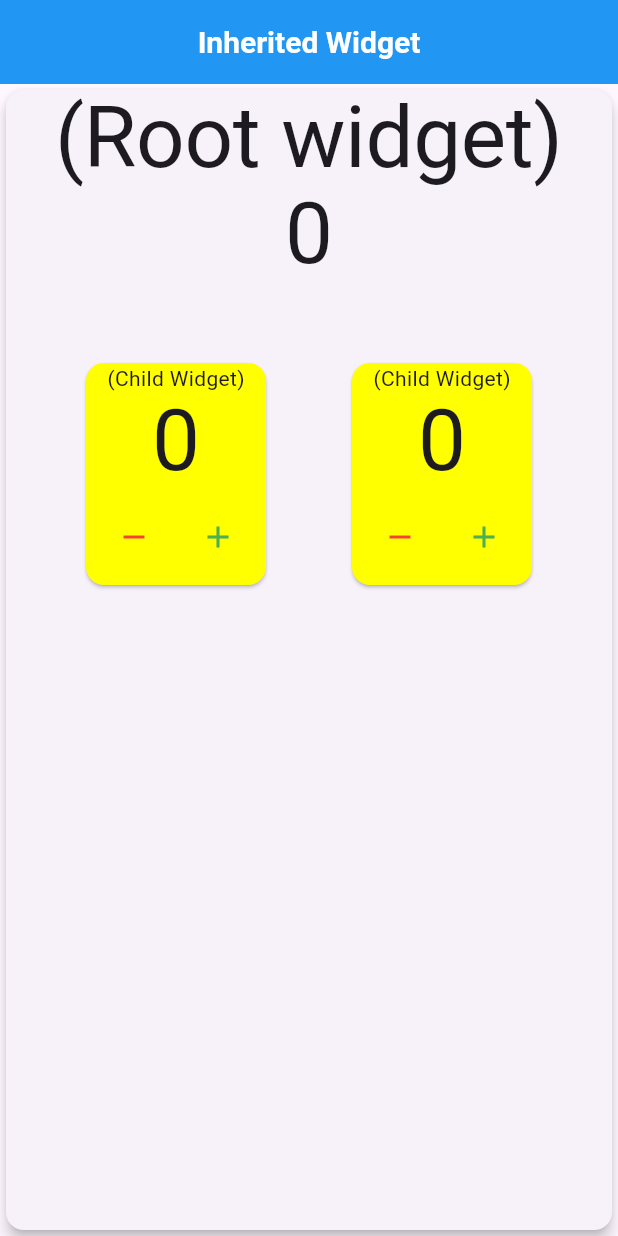
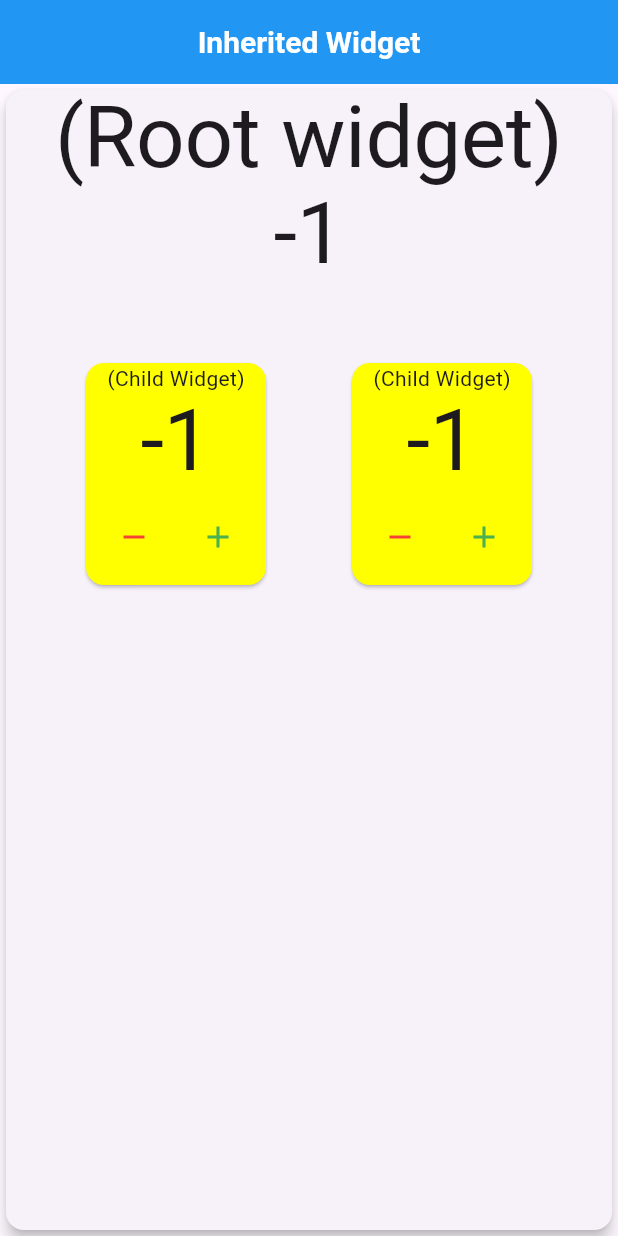
Before and after one commit to clonediff/FlutterTests, a Flutter app: the screen it shows after launch, after a tap on the "remove" icon, on a phone screen of 412 x 824 dp. Run offline on Flutter 3.47's test engine with Material 3 defaults, Android fonts, the phone set to English and light mode, and no system bars.

Commit message:
[add] ScopedModel Example

```diff
--- a/lib/main.dart
+++ b/lib/main.dart
@@ -1,4 +1,5 @@
 import 'package:flutter/material.dart';
+import 'package:scoped_model/scoped_model.dart';
 import 'package:test_project/default_appbar.dart';
 
 void main() {
@@ -22,22 +23,14 @@ class HomePage extends StatefulWidget {
 }
 
 class _HomePageState extends State<HomePage> {
-  int _counter = 0;
-
-  int get counterValue => _counter;
-
-  void _incrementCounter() => setState(() => _counter++);
-
-  void _decrementCounter() => setState(() => _counter--);
-
   @override
   Widget build(BuildContext context) {
     return Scaffold(
       appBar: DefaultAppBar(
         title: const Text('Inherited Widget'),
       ),
-      body: MyInheritedWidget(
-        myState: this,
+      body: ScopedModel<MyModelState>(
+        model: MyModelState(),
         child: const AppRootWidget(),
       ),
     );
@@ -49,14 +42,14 @@ class AppRootWidget extends StatelessWidget {
 
   @override
   Widget build(BuildContext context) {
-    final rootWidgetState = MyInheritedWidget.of(context);
-    return Card(
+    return ScopedModelDescendant<MyModelState>(
+      builder: (context, child, model) => Card(
         elevation: 4,
         child: Column(
           children: [
             Text('(Root widget)',
                 style: Theme.of(context).textTheme.displayLarge),
-          Text('${rootWidgetState._myState.counterValue}',
+            Text('${model.counterValue}',
                 style: Theme.of(context).textTheme.displayLarge),
             const SizedBox(height: 50),
             const Row(
@@ -68,6 +61,7 @@ class AppRootWidget extends StatelessWidget {
             ),
           ],
         ),
+      ),
     );
   }
 }
@@ -77,24 +71,25 @@ class Counter extends StatelessWidget {
 
   @override
   Widget build(BuildContext context) {
-    final rootWidgetState = MyInheritedWidget.of(context);
-    return Card(
+    return ScopedModelDescendant<MyModelState>(
+      rebuildOnChange: true,
+      builder: (context, child, model) => Card(
         margin: const EdgeInsets.all(4).copyWith(bottom: 32),
         color: Colors.yellowAccent,
         child: Column(
           children: [
             const Text('(Child Widget)'),
-          Text('${rootWidgetState._myState.counterValue}',
+            Text('${model.counterValue}',
                 style: Theme.of(context).textTheme.displayLarge),
             ButtonBar(
               children: [
                 IconButton(
-                onPressed: () => rootWidgetState._myState._decrementCounter(),
+                  onPressed: () => model._decrementCounter(),
                   icon: const Icon(Icons.remove),
                   color: Colors.red,
                 ),
                 IconButton(
-                onPressed: () => rootWidgetState._myState._incrementCounter(),
+                  onPressed: () => model._incrementCounter(),
                   icon: const Icon(Icons.add),
                   color: Colors.green,
                 ),
@@ -102,22 +97,23 @@ class Counter extends StatelessWidget {
             )
           ],
         ),
+      ),
     );
   }
 }
 
-class MyInheritedWidget extends InheritedWidget {
-  final _HomePageState _myState;
+class MyModelState extends Model {
+  int _counter = 0;
 
-  const MyInheritedWidget({super.key, required super.child, required myState})
-      : _myState = myState;
+  int get counterValue => _counter;
 
-  @override
-  bool updateShouldNotify(MyInheritedWidget oldWidget) {
-    return _myState.counterValue != oldWidget._myState.counterValue;
+  void _incrementCounter() {
+    _counter++;
+    notifyListeners();
   }
 
-  static MyInheritedWidget of(BuildContext context) {
-    return context.dependOnInheritedWidgetOfExactType()!;
+  void _decrementCounter() {
+    _counter--;
+    notifyListeners();
   }
 }
--- a/pubspec.yaml
+++ b/pubspec.yaml
@@ -40,6 +40,7 @@ dependencies:
   build_runner: ^2.4.9
   flutter_bloc: ^8.1.5
   connectivity_plus: ^6.0.2
+  scoped_model: ^2.0.0
 
 dev_dependencies:
   flutter_test:
```
Also changed, not shown: pubspec.lock. Lines whose indentation alone changed are shown as unchanged.
